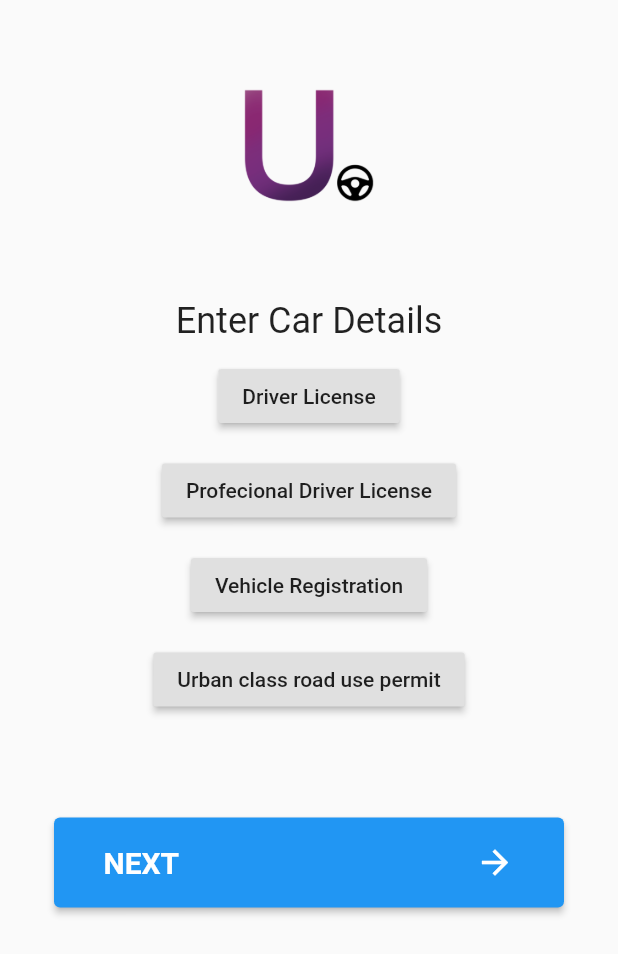
After one commit to MariosKif/utransfers_driver, a Flutter app: the DriverDocumentsScreen screen opened directly, on a phone screen of 412 x 824 dp. The commit adds this screen. Shown: the top 954 px of the screen. Run offline on Flutter 3.47's test engine with Material 2 defaults, Android fonts, the phone set to English and light mode, and no system bars; our stand-ins replace assets_audio_player, firebase_auth, firebase_core, firebase_database, firebase_messaging, firebase_storage and 6 more; missing offline and left inert: flutter_geofire, flutter_polyline_points; accounts and stored records are empty; Roboto replaces fonts that are missing (Brand Bold).

Commit message:
Pre released version 0.1.0

```diff
--- /dev/null
+++ b/lib/authentication/driver_documents_screen.dart
@@ -0,0 +1,285 @@
+
+
+import 'dart:io';
+
+import 'package:firebase_database/firebase_database.dart';
+import 'package:firebase_storage/firebase_storage.dart';
+import 'package:flutter/material.dart';
+import 'package:fluttertoast/fluttertoast.dart';
+import 'package:image_picker/image_picker.dart';
+import 'package:utransfers_driver/global/global.dart';
+
+//Those are for testing purpose
+import 'package:permission_handler/permission_handler.dart';
+import 'package:firebase_storage/firebase_storage.dart' as firebase_storage;
+import 'package:utransfers_driver/splashScreen/splash_screen.dart';
+
+class DriverDocumentsScreen extends StatefulWidget
+{
+  const DriverDocumentsScreen({Key? key}) : super(key: key);
+
+  @override
+  _DocumentsinfoScreenState createState() => _DocumentsinfoScreenState();
+}
+
+class _DocumentsinfoScreenState extends State<DriverDocumentsScreen> {
+  TextEditingController driverLicenseEditingController = TextEditingController();
+
+  TextEditingController ProfecionalDriverLicenseEditingController = TextEditingController();
+
+  TextEditingController vehicleRegistrationLicenseEditingController = TextEditingController();
+
+  TextEditingController UrbanClassUsePermitLicenseEditingController = TextEditingController();
+
+  //final ImagePicker _picker = ImagePicker();
+  //File? imageFile;
+
+
+  DatabaseReference driversRef = FirebaseDatabase.instance.ref().child("drivers");
+  firebase_storage.FirebaseStorage storage = firebase_storage.FirebaseStorage.instance;
+
+  String? userId = onlineDriverData.id;
+  var snapshot;
+
+  //late File _image;
+  final picker = ImagePicker();
+  late bool DriverLicense =false;
+  late bool ProfectionalLicense = false;
+  late bool RegistrationLicense= false;
+  late bool urbanClassPermit = false;
+
+  @override
+  Widget build(BuildContext context) {
+    return Scaffold(
+      body: SafeArea(
+        child: SingleChildScrollView(
+          child: Column(
+            children: [
+              SizedBox(height: 22.0,),
+              Image.asset("images/driverlogo.png", width: 300.0, height: 150.0,),
+              Padding(
+                padding: EdgeInsets.fromLTRB(20.0, 20.0, 20.0, 30.0),
+                child: Column(
+                  children: [
+                    SizedBox(height: 8.0,),
+                    Text("Enter Car Details", style: TextStyle(
+                        fontFamily: "Brand Bold", fontSize: 24.0),),
+
+                    SizedBox(height: 12.0,),
+                    ElevatedButton(
+
+                        style: raisedButtonStyle,
+                        child: Text('Driver License'),
+                        onPressed: ()  {
+                          getImage("Driver License");   //"Driver License"
+
+
+                            DriverLicense = true;
+
+                        }),
+
+                    SizedBox(height: 15.0,),
+                    ElevatedButton(
+                      style: raisedButtonStyle,
+                      child: Text('Profecional Driver License'),
+                      onPressed: ()  {
+
+                        getImage("Profecional Driver License");
+
+                        ProfectionalLicense = true;
+                      },
+
+                    ),
+
+                    SizedBox(height: 15.0,),
+                    ElevatedButton(
+                      style: raisedButtonStyle,
+                      onPressed: ()  {
+
+                        getImage("Vehicle Registration");
+
+                        RegistrationLicense= true;
+                      },
+                      child: Text('Vehicle Registration'),
+                    ),
+                    SizedBox(height: 15.0,),
+                    ElevatedButton(
+                      style: raisedButtonStyle,
+                      onPressed: () {
+
+                        getImage("Urban class road use permit");
+
+                        urbanClassPermit = true;
+                      },
+                      child: Text('Urban class road use permit'),
+                    ),
+
+                    const SizedBox(height: 26.0,),
+
+                    const SizedBox(height: 42.0,),
+
+                    Padding(
+                      padding: EdgeInsets.symmetric(horizontal: 16.0),
+                      child: ElevatedButton(
+                        onPressed: () {
+                          //driverLicenseEditingController.hasListeners
+                          if (DriverLicense = false)
+                          {
+                            Fluttertoast.showToast(msg: "Please Upload your Driver License.");
+
+                          }
+                          //ProfecionalDriverLicenseEditingController
+                          //                               .hasListeners
+                          else if (ProfectionalLicense == false)
+                          {
+                            Fluttertoast.showToast(msg:  "Please Upload your Profecional Driver License.");
+
+                          }
+                          //vehicleRegistrationLicenseEditingController
+                          //                               .hasListeners
+                          else if (RegistrationLicense == false)
+                          {
+                            Fluttertoast.showToast(msg:   "Please Upload your Vehicle Registration.");
+
+                          }
+                          // UrbanClassUsePermitLicenseEditingController
+                          //                               .hasListeners
+                          else if (urbanClassPermit == false)
+                          {
+                            Fluttertoast.showToast(msg:   "Please Upload your Urban Class Use Permit.");
+                          }
+                          else {
+                            //saveDriverDocInfo(context);
+                            Navigator.push(context, MaterialPageRoute(builder: (c)=> const MySplashScreen()));
+                          }
+                        },
+                        // color: Colors.black54,
+                        child: Padding(
+                          padding: EdgeInsets.all(17.0),
+                          child: Row(
+                            mainAxisAlignment: MainAxisAlignment.spaceBetween,
+                            children: const [
+                              Text("NEXT", style: TextStyle(fontSize: 20.0,
+                                  fontWeight: FontWeight.bold,
+                                  color: Colors.white),),
+                              Icon(Icons.arrow_forward, color: Colors.white,
+                                size: 26.0,),
+                            ],
+                          ),
+                        ),
+                      ),
+                    ),
+
+                  ],
+                ),
+              ),
+            ],
+          ),
+        ),
+      ),
+    );
+  }
+
+  final ButtonStyle raisedButtonStyle = ElevatedButton.styleFrom(
+    onPrimary: Colors.black87,
+    primary: Colors.grey[300],
+    minimumSize: Size(88, 36),
+    padding: EdgeInsets.symmetric(horizontal: 16),
+    shape: const RoundedRectangleBorder(
+      borderRadius: BorderRadius.all(Radius.circular(2)),
+
+    ),
+  );
+
+  void saveDriverDocInfo(context) {
+    String? userId = onlineDriverData.id;
+
+    Map docInfoMap =
+    {
+      "vehicle_reg": vehicleRegistrationLicenseEditingController.hasListeners ==
+          true,
+      "pro_driver_license": ProfecionalDriverLicenseEditingController
+          .hasListeners == true,
+      "driver_license": driverLicenseEditingController.hasListeners == true,
+      "urban_use_permit": UrbanClassUsePermitLicenseEditingController
+          .hasListeners == true,
+    };
+
+    driversRef.child(userId!).child("doc_details").set(docInfoMap);
+
+
+    Navigator.push(context, MaterialPageRoute(builder: (c)=> const MySplashScreen()));
+  }
+
+  Future getImage(String fileName) async
+  {
+
+
+    ImagePicker imagePicker = ImagePicker();
+    XFile? file = await imagePicker.pickImage(source: ImageSource.gallery);
+    //String? path = file!.path;
+    print("${file?.path}");
+
+    if(file == null) return;
+
+    //Get reference to storage root
+    Reference referenceRoot = FirebaseStorage.instance.ref();
+    Reference referenceDirImage = referenceRoot.child(currentFirebaseUser!.uid);
+
+    //Create a reference for the image to be stored
+    Reference referenceImageToUpload = referenceDirImage.child(fileName);
+
+    //Store the file
+    referenceImageToUpload.putFile(File(file!.path));
+  }
+
+
+
+
+
+/*
+  Future getImage(String type) async {
+    final pickedFile =  await ImagePicker().getImage(source: ImageSource.gallery);
+    setState(() {
+      if (pickedFile != null) {
+        _image = File(pickedFile.path);
+
+        String filename = basename(_image.path);
+        Reference storageReference = FirebaseStorage.instance.ref().child("$userId/$type");
+        final UploadTask uploadTask = storageReference.putFile(_image);
+
+
+
+      } else {
+        print('No image selected.');
+      }
+
+    });
+  }
+
+
+
+
+
+  Future<void> saveImageToFirebaseStorage(BuildContext context) async {
+
+    final picker = ImagePicker();
+    final pickedFile = await picker.getImage(source: ImageSource.gallery);
+    final file = File(pickedFile.path);
+
+    if (file != null) {
+      // Upload the file to Firebase Storage
+      final storage = FirebaseStorage.instance;
+      final storageRef = storage.ref().child('images/${file.path.split('/').last}');
+      final uploadTask = storageRef.putFile(file);
+
+      // Wait for the upload to complete
+      await uploadTask.whenComplete(() {
+        ScaffoldMessenger.of(context).showSnackBar(SnackBar(content: Text('Image uploaded successfully')));
+      });
+    } else {
+      ScaffoldMessenger.of(context).showSnackBar(SnackBar(content: Text('No image selected')));
+    }
+  }
+*/
+}
--- a/lib/authentication/signup_screen.dart
+++ b/lib/authentication/signup_screen.dart
@@ -77,6 +77,7 @@ class _SignUpScreenState extends State<SignUpScreen>
         "name": nameTextEditingController.text.trim(),
         "email": emailTextEditingController.text.trim(),
         "phone": phoneTextEditingController.text.trim(),
+        "checked": false,
       };
 
       DatabaseReference driversRef = FirebaseDatabase.instance.ref().child("drivers");
--- a/lib/main.dart
+++ b/lib/main.dart
@@ -25,8 +25,6 @@ void main() async
     ),
   );
 }
-
-
 
 class MyApp extends StatefulWidget
 {
--- a/lib/models/driver_data.dart
+++ b/lib/models/driver_data.dart
@@ -8,6 +8,7 @@ class DriverData
   String? car_color;
   String? car_model;
   String? car_number;
+  bool? checked;
 
   DriverData({
     this.id,
@@ -17,5 +18,6 @@ class DriverData
     this.car_color,
     this.car_model,
     this.car_number,
+    this.checked,
 });
 }
--- a/pubspec.yaml
+++ b/pubspec.yaml
@@ -50,6 +50,10 @@ dependencies:
   firebase_core_platform_interface: 4.5.1
   assets_audio_player: ^3.0.4+1
   smooth_star_rating_nsafe: ^1.0.0+1
+  firebase_storage: ^10.3.11
+  image_picker: ^0.8.6+3
+  path: ^1.8.2
+  permission_handler: ^10.2.0
 
 dev_dependencies:
   flutter_test:
```
Also changed, not shown: lib/assistants/assistant_methods.dart (+29 -0 lines), lib/authentication/car_info_screen.dart (+25 -23 lines), lib/infoHandler/app_info.dart (+21 -0 lines), lib/mainScreens/main_screen.dart (+4 -5 lines), lib/models/all_available_rides_model.dart (added, +32 -0 lines), lib/tabPages/all_available_rides_tab.dart (added, +176 -0 lines), lib/tabPages/home_tab.dart (+12 -9 lines), lib/tabPages/profile_tab.dart (+29 -1 lines), pubspec.lock.
